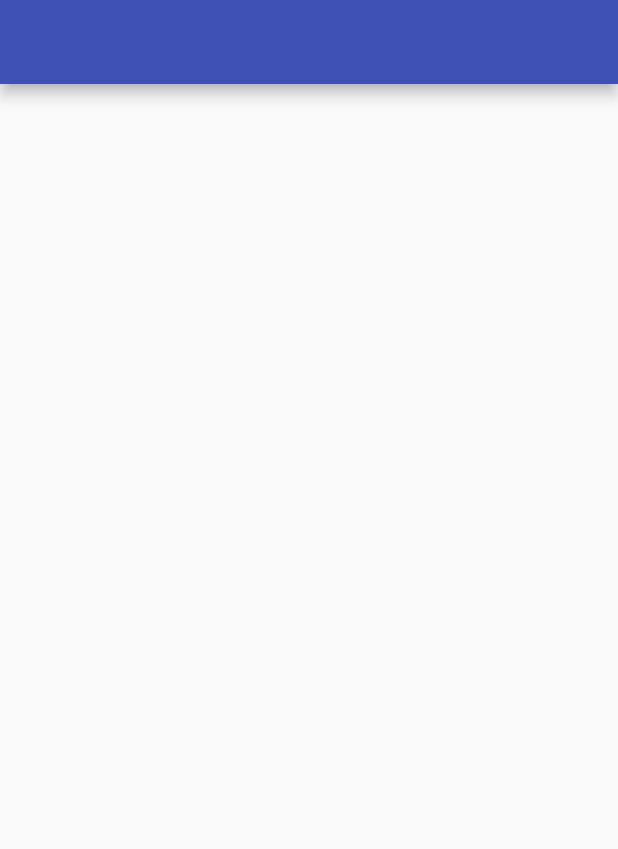
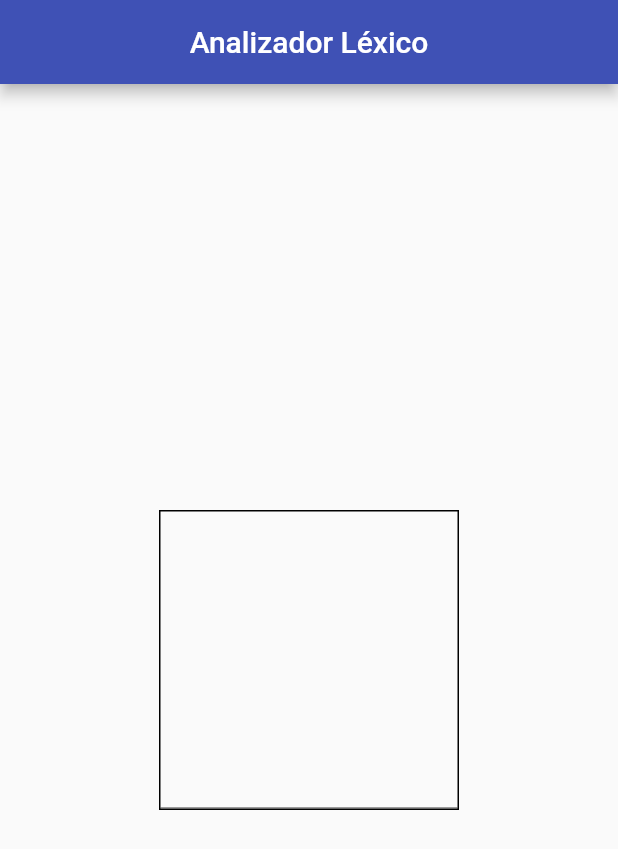
Before and after one commit to axelyerit31/Analizador-L-xico, a Flutter app: the screen it shows after launch, on a phone screen of 412 x 824 dp. Shown: the top 849 px of the screen. Run offline on Flutter 3.47's test engine with Material 2 defaults, Android fonts, the phone set to English and light mode, and no system bars.

Commit message:
anadi interfaz

```diff
--- a/lib/main.dart
+++ b/lib/main.dart
@@ -10,6 +10,7 @@ class MyApp extends StatelessWidget {
   Widget build(BuildContext context) {
     return MaterialApp(
       title: 'Analizador Léxico',
+      debugShowCheckedModeBanner: false,
       theme: ThemeData(
         primarySwatch: Colors.indigo,
       ),
@@ -29,7 +30,32 @@ class _HomePageState extends State<HomePage> {
   @override
   Widget build(BuildContext context) {
     return Scaffold(
-      appBar: AppBar(),
+      appBar: AppBar(
+        title: Text("Analizador Léxico"),
+        centerTitle: true,
+      ),
+      body: Center(
+        child: Container(
+          child: Column(
+            mainAxisAlignment: MainAxisAlignment.center,
+            children: [
+              Container(
+                decoration: BoxDecoration(
+                  border: Border.all(
+                    color: Colors.black
+                  )
+                ),
+                height: 200,
+                width: 200,
+                child: TextField(
+                  minLines: 10,
+                  maxLines: 20,
+                ),
+              )
+            ]
+          ),
+        )
+      )
     );
   }
 }
```
